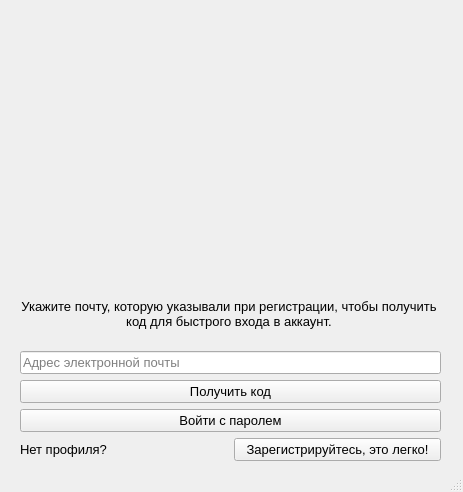
First picture: the form in data/etc/FastLogin.ui, repository Substance-live/Train_application, before the edit.
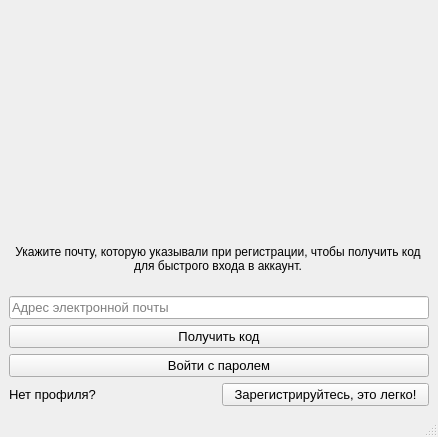
Second picture: the form after the edit. Icons and pictures are not drawn.

The edit to the form file:
```diff
--- a/data/etc/FastLogin.ui
+++ b/data/etc/FastLogin.ui
@@ -6,28 +6,16 @@
    <rect>
     <x>0</x>
     <y>0</y>
-    <width>463</width>
-    <height>492</height>
+    <width>438</width>
+    <height>437</height>
    </rect>
   </property>
   <property name="windowTitle">
    <string>FastLogin</string>
   </property>
   <widget class="QWidget" name="centralwidget">
-   <widget class="QWidget" name="layoutWidget">
-    <property name="geometry">
-     <rect>
-      <x>20</x>
-      <y>10</y>
-      <width>421</width>
-      <height>451</height>
-     </rect>
-    </property>
-    <property name="font">
-     <font>
-      <pointsize>10</pointsize>
-     </font>
-    </property>
+   <layout class="QGridLayout" name="gridLayout">
+    <item row="0" column="0">
     <layout class="QVBoxLayout" name="verticalLayout" stretch="0,0,0,0,0,0">
      <item>
       <widget class="QLabel" name="label_image">
@@ -207,7 +195,8 @@
       </layout>
      </item>
     </layout>
-   </widget>
+    </item>
+   </layout>
   </widget>
   <widget class="QStatusBar" name="statusbar"/>
  </widget>
```
Lines whose indentation alone changed are shown as unchanged.
